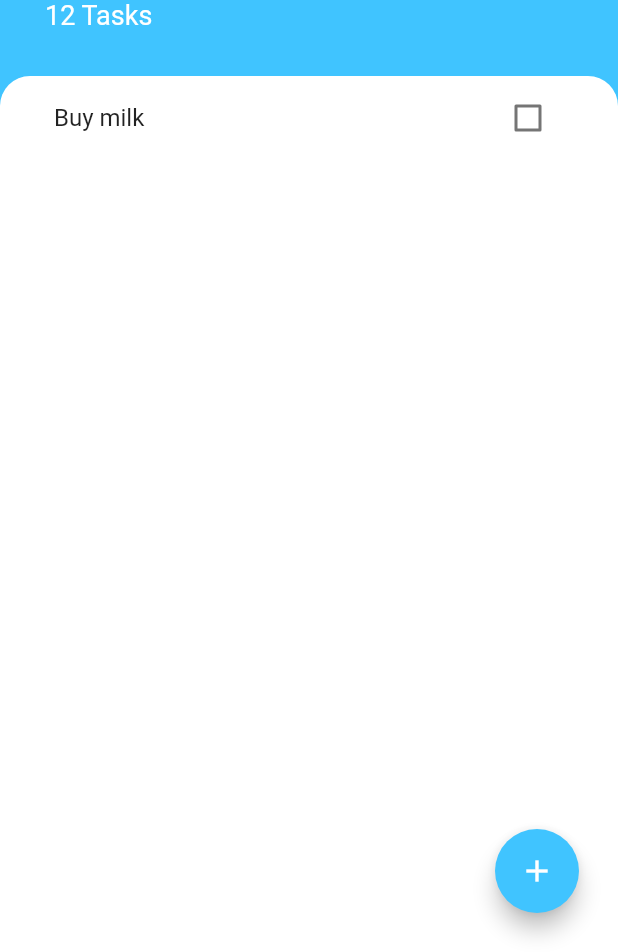
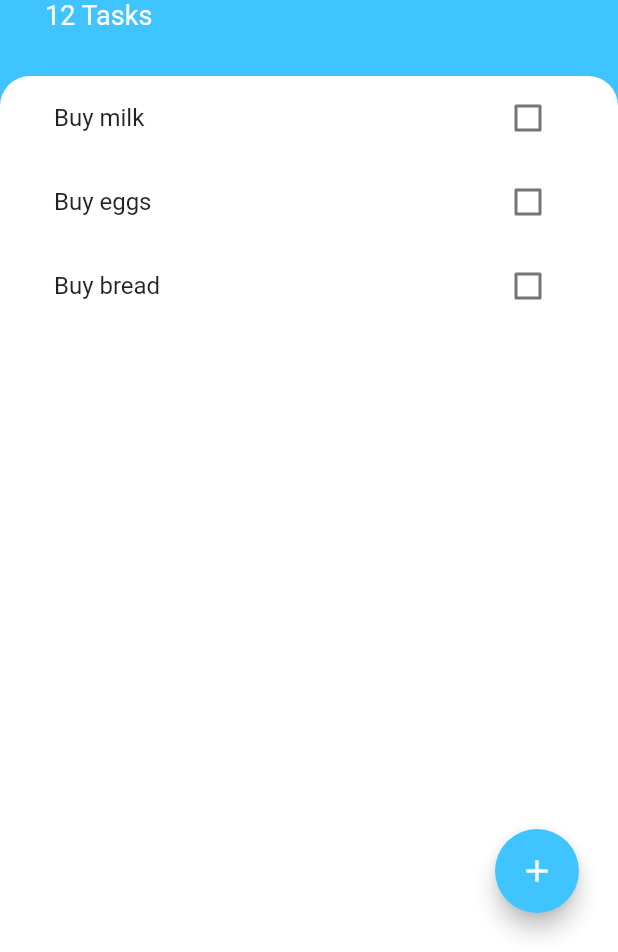
Before and after one commit to mtranggit/todoey_flutter, a Flutter app: the screen it shows after launch, on a phone screen of 412 x 824 dp, the part 284-1236 px from its top. Run offline on Flutter 3.47's test engine with Material 2 defaults, Android fonts, the phone set to English and light mode, and no system bars.

```diff
--- a/lib/widgets/tasks_list.dart
+++ b/lib/widgets/tasks_list.dart
@@ -16,17 +16,32 @@ class _TasksListState extends State<TasksList> {
 
   @override
   Widget build(BuildContext context) {
-    return ListView(
-      children: [
-        TaskTile(
-            taskTitle: taskList[0].name,
-            isChecked: taskList[0].isDone,
-            toggleCheckboxState: (checkboxState) {
-              setState(() {
-                taskList[0].toggleDone();
-              });
-            }),
-      ],
+    return ListView.builder(
+      itemBuilder: (context, index) {
+        return TaskTile(
+          taskTitle: taskList[index].name,
+          isChecked: taskList[index].isDone,
+          toggleCheckboxState: (checkboxState) {
+            setState(() {
+              taskList[index].toggleDone();
+            });
+          },
+        );
+      },
+      itemCount: taskList.length,
     );
+
+    // return ListView(
+    //   children: [
+    //     TaskTile(
+    //         taskTitle: taskList[0].name,
+    //         isChecked: taskList[0].isDone,
+    //         toggleCheckboxState: (checkboxState) {
+    //           setState(() {
+    //             taskList[0].toggleDone();
+    //           });
+    //         }),
+    //   ],
+    // );
   }
 }
```
